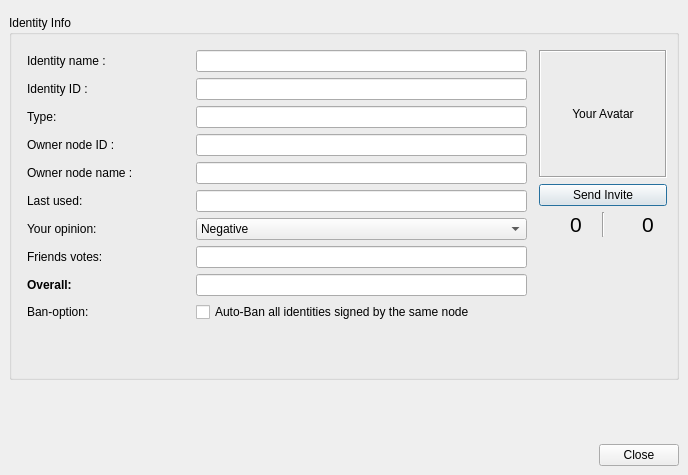
Above: retroshare-gui/src/gui/Identity/IdDetailsDialog.ui from RetroShare/RetroShare before the change. Below: the same form after it.
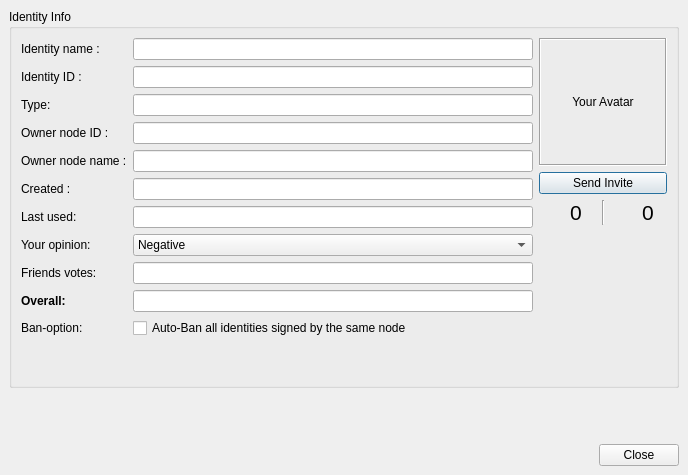
That is the form after the change. Icons and pictures are not drawn. Custom widgets are drawn as their Qt base class.

The edit to the form file:
```diff
--- a/retroshare-gui/src/gui/Identity/IdDetailsDialog.ui
+++ b/retroshare-gui/src/gui/Identity/IdDetailsDialog.ui
@@ -17,7 +17,7 @@
    <iconset resource="../images.qrc">
     <normaloff>:/images/logo/logo_32.png</normaloff>:/images/logo/logo_32.png</iconset>
   </property>
-  <layout class="QGridLayout" name="gridLayout_4">
+  <layout class="QGridLayout" name="gridLayout_3">
    <property name="leftMargin">
     <number>0</number>
    </property>
@@ -30,6 +30,9 @@
    <property name="bottomMargin">
     <number>0</number>
    </property>
+   <property name="spacing">
+    <number>0</number>
+   </property>
    <item row="0" column="0">
     <widget class="HeaderFrame" name="headerFrame">
      <property name="frameShape">
@@ -41,7 +44,7 @@
     </widget>
    </item>
    <item row="1" column="0">
-    <layout class="QHBoxLayout" name="horizontalLayout_2">
+    <layout class="QVBoxLayout" name="verticalLayout">
      <property name="leftMargin">
       <number>9</number>
      </property>
@@ -52,235 +55,99 @@
       <number>9</number>
      </property>
      <property name="bottomMargin">
-      <number>0</number>
+      <number>9</number>
      </property>
      <item>
       <widget class="QGroupBox" name="detailsGroupBox">
        <property name="title">
         <string>Identity Info</string>
        </property>
-       <layout class="QGridLayout" name="gridLayout_3">
-        <item row="0" column="0" rowspan="2">
-         <layout class="QGridLayout" name="gridLayout">
-          <property name="leftMargin">
-           <number>6</number>
+       <layout class="QGridLayout" name="gridLayout">
+        <item row="11" column="0" colspan="2">
+         <spacer name="verticalSpacer_2">
+          <property name="orientation">
+           <enum>Qt::Vertical</enum>
           </property>
-          <property name="topMargin">
-           <number>6</number>
+          <property name="sizeHint" stdset="0">
+           <size>
+            <width>20</width>
+            <height>40</height>
+           </size>
           </property>
-          <property name="rightMargin">
-           <number>6</number>
+         </spacer>
+        </item>
+        <item row="10" column="0">
+         <widget class="QLabel" name="banoption_label">
+          <property name="text">
+           <string>Ban-option:</string>
           </property>
-          <property name="bottomMargin">
-           <number>6</number>
+         </widget>
+        </item>
+        <item row="9" column="1">
+         <widget class="QLineEdit" name="overallOpinion_TF">
+          <property name="toolTip">
+           <string>&lt;html&gt;&lt;head/&gt;&lt;body&gt;&lt;p&gt;Overall reputation score, accounting for yours and your friends'.&lt;/p&gt;&lt;p&gt;Negative is bad, positive is good. Zero is neutral. If the score is too low,&lt;/p&gt;&lt;p&gt;the identity is flagged as bad, and will be filtered out in forums, chat lobbies,&lt;/p&gt;&lt;p&gt;channels, etc.&lt;/p&gt;&lt;/body&gt;&lt;/html&gt;</string>
           </property>
-          <item row="9" column="0">
-           <widget class="QLabel" name="label_2">
-            <property name="font">
-             <font>
-              <weight>75</weight>
-              <bold>true</bold>
-             </font>
-            </property>
-            <property name="text">
-             <string>Overall:</string>
-            </property>
-           </widget>
-          </item>
-          <item row="8" column="0">
-           <widget class="QLabel" name="label_5">
-            <property name="text">
-             <string>Friends votes:</string>
-            </property>
-           </widget>
-          </item>
-          <item row="7" column="0">
-           <widget class="QLabel" name="label_6">
-            <property name="text">
-             <string>Your opinion:</string>
-            </property>
-           </widget>
-          </item>
-          <item row="7" column="1" colspan="2">
-           <widget class="QComboBox" name="ownOpinion_CB">
-            <property name="sizePolicy">
-             <sizepolicy hsizetype="Expanding" vsizetype="Fixed">
-              <horstretch>0</horstretch>
-              <verstretch>0</verstretch>
-             </sizepolicy>
-            </property>
-            <property name="toolTip">
-             <string>&lt;!DOCTYPE HTML PUBLIC &quot;-//W3C//DTD HTML 4.0//EN&quot; &quot;http://www.w3.org/TR/REC-html40/strict.dtd&quot;&gt;
-&lt;html&gt;&lt;head&gt;&lt;meta name=&quot;qrichtext&quot; content=&quot;1&quot; /&gt;&lt;style type=&quot;text/css&quot;&gt;
-p, li { white-space: pre-wrap; }
-&lt;/style&gt;&lt;/head&gt;&lt;body style=&quot; font-family:'MS Shell Dlg 2'; font-size:8pt; font-weight:400; font-style:normal;&quot;&gt;
-&lt;p style=&quot; margin-top:0px; margin-bottom:0px; margin-left:0px; margin-right:0px; -qt-block-indent:0; text-indent:0px;&quot;&gt;&lt;span style=&quot; font-family:'Sans'; font-size:9pt;&quot;&gt;Your own opinion about an identity rules the visibility of that identity for yourself and your friend nodes. Your own opinion is shared among friends and used to compute a reputation score: If your opinion about an identity is neutral, the reputation score is the average of your friend's opinions. If not, your own opinion gives the score.&lt;/span&gt;&lt;/p&gt;
-&lt;p style=&quot; margin-top:12px; margin-bottom:12px; margin-left:0px; margin-right:0px; -qt-block-indent:0; text-indent:0px;&quot;&gt;&lt;span style=&quot; font-family:'Sans'; font-size:9pt;&quot;&gt;The overall score is used in chat lobbies, forums and channels to decide on the actions to take for each specific identity. When the overall score is lower than -0.6, the identity is banned, which prevents all messages and forums/channels authored by this identity to be forwarded, both ways. Some forums also have special anti-spam flags that require a higher reputation level, making them more sensitive to bad opinions. Banned identities gradually lose their activity and eventually disappear (after 30 days). &lt;/span&gt;&lt;/p&gt;&lt;/body&gt;&lt;/html&gt;</string>
-            </property>
-            <property name="currentIndex">
-             <number>0</number>
-            </property>
-            <item>
-             <property name="text">
-              <string>Negative</string>
-             </property>
-             <property name="icon">
-              <iconset resource="../icons.qrc">
-               <normaloff>:/icons/png/thumbs-down.png</normaloff>:/icons/png/thumbs-down.png</iconset>
-             </property>
-            </item>
-            <item>
-             <property name="text">
-              <string>Neutral</string>
-             </property>
-             <property name="icon">
-              <iconset resource="../icons.qrc">
-               <normaloff>:/icons/png/thumbs-neutral.png</normaloff>:/icons/png/thumbs-neutral.png</iconset>
-             </property>
-            </item>
-            <item>
-             <property name="text">
-              <string>Positive</string>
-             </property>
-             <property name="icon">
-              <iconset resource="../icons.qrc">
-               <normaloff>:/icons/png/thumbs-up.png</normaloff>:/icons/png/thumbs-up.png</iconset>
-             </property>
-            </item>
-           </widget>
-          </item>
-          <item row="8" column="1" colspan="2">
-           <widget class="QLineEdit" name="neighborNodesOpinion_TF">
-            <property name="toolTip">
-             <string>&lt;html&gt;&lt;head/&gt;&lt;body&gt;&lt;p&gt;Average opinion of neighbor nodes about this identity. Negative is bad,&lt;/p&gt;&lt;p&gt;positive is good. Zero is neutral.&lt;/p&gt;&lt;/body&gt;&lt;/html&gt;</string>
-            </property>
-            <property name="readOnly">
-             <bool>true</bool>
-            </property>
-           </widget>
-          </item>
-          <item row="9" column="1" colspan="2">
-           <widget class="QLineEdit" name="overallOpinion_TF">
-            <property name="toolTip">
-             <string>&lt;html&gt;&lt;head/&gt;&lt;body&gt;&lt;p&gt;Overall reputation score, accounting for yours and your friends'.&lt;/p&gt;&lt;p&gt;Negative is bad, positive is good. Zero is neutral. If the score is too low,&lt;/p&gt;&lt;p&gt;the identity is flagged as bad, and will be filtered out in forums, chat lobbies,&lt;/p&gt;&lt;p&gt;channels, etc.&lt;/p&gt;&lt;/body&gt;&lt;/html&gt;</string>
-            </property>
-            <property name="readOnly">
-             <bool>true</bool>
-            </property>
-           </widget>
-          </item>
-          <item row="4" column="0">
-           <widget class="QLabel" name="PgpId_LB">
-            <property name="text">
-             <string>Owner node ID :</string>
-            </property>
-           </widget>
-          </item>
-          <item row="3" column="0">
-           <widget class="QLabel" name="label_3">
-            <property name="text">
-             <string>Type:</string>
-            </property>
-           </widget>
-          </item>
-          <item row="5" column="0">
-           <widget class="QLabel" name="PgpName_LB">
-            <property name="text">
-             <string>Owner node name :</string>
-            </property>
-           </widget>
-          </item>
-          <item row="1" column="0">
-           <widget class="QLabel" name="label">
-            <property name="text">
-             <string>Identity name :</string>
-            </property>
-           </widget>
-          </item>
-          <item row="2" column="0">
-           <widget class="QLabel" name="label_4">
-            <property name="text">
-             <string>Identity ID :</string>
-            </property>
-           </widget>
-          </item>
-          <item row="6" column="0">
-           <widget class="QLabel" name="label_7">
-            <property name="text">
-             <string>Last used:</string>
-            </property>
-           </widget>
-          </item>
-          <item row="10" column="0">
-           <widget class="QLabel" name="banoption_label">
-            <property name="text">
-             <string>Ban-option:</string>
-            </property>
-           </widget>
-          </item>
-          <item row="10" column="1" colspan="2">
-           <widget class="QCheckBox" name="autoBanIdentities_CB">
-            <property name="text">
-             <string>Auto-Ban all identities signed by the same node</string>
-            </property>
-           </widget>
-          </item>
-          <item row="6" column="1" colspan="2">
-           <widget class="QLineEdit" name="lineEdit_LastUsed">
-            <property name="enabled">
-             <bool>true</bool>
-            </property>
-            <property name="readOnly">
-             <bool>true</bool>
-            </property>
-           </widget>
-          </item>
-          <item row="5" column="1" colspan="2">
-           <widget class="QLineEdit" name="lineEdit_GpgName">
-            <property name="enabled">
-             <bool>true</bool>
-            </property>
-            <property name="readOnly">
-             <bool>true</bool>
-            </property>
-           </widget>
-          </item>
-          <item row="4" column="1" colspan="2">
-           <widget class="QLineEdit" name="lineEdit_GpgId">
-            <property name="enabled">
-             <bool>true</bool>
-            </property>
-            <property name="readOnly">
-             <bool>true</bool>
-            </property>
-           </widget>
-          </item>
-          <item row="3" column="1" colspan="2">
-           <widget class="QLineEdit" name="lineEdit_Type"/>
-          </item>
-          <item row="2" column="1" colspan="2">
-           <widget class="QLineEdit" name="lineEdit_KeyId">
-            <property name="enabled">
-             <bool>true</bool>
-            </property>
-            <property name="readOnly">
-             <bool>true</bool>
-            </property>
-           </widget>
-          </item>
-          <item row="1" column="1" colspan="2">
-           <widget class="QLineEdit" name="lineEdit_Nickname">
-            <property name="enabled">
-             <bool>true</bool>
-            </property>
-            <property name="readOnly">
-             <bool>true</bool>
-            </property>
-           </widget>
-          </item>
-         </layout>
+          <property name="readOnly">
+           <bool>true</bool>
+          </property>
+         </widget>
         </item>
-        <item row="1" column="1">
+        <item row="10" column="1">
+         <widget class="QCheckBox" name="autoBanIdentities_CB">
+          <property name="text">
+           <string>Auto-Ban all identities signed by the same node</string>
+          </property>
+         </widget>
+        </item>
+        <item row="9" column="0">
+         <widget class="QLabel" name="label_2">
+          <property name="font">
+           <font>
+            <weight>75</weight>
+            <bold>true</bold>
+           </font>
+          </property>
+          <property name="text">
+           <string>Overall:</string>
+          </property>
+         </widget>
+        </item>
+        <item row="2" column="0">
+         <widget class="QLabel" name="label_3">
+          <property name="text">
+           <string>Type:</string>
+          </property>
+         </widget>
+        </item>
+        <item row="1" column="0">
+         <widget class="QLabel" name="label_4">
+          <property name="text">
+           <string>Identity ID :</string>
+          </property>
+         </widget>
+        </item>
+        <item row="2" column="1">
+         <widget class="QLineEdit" name="lineEdit_Type"/>
+        </item>
+        <item row="3" column="0">
+         <widget class="QLabel" name="PgpId_LB">
+          <property name="text">
+           <string>Owner node ID :</string>
+          </property>
+         </widget>
+        </item>
+        <item row="3" column="1">
+         <widget class="QLineEdit" name="lineEdit_GpgId">
+          <property name="enabled">
+           <bool>true</bool>
+          </property>
+          <property name="readOnly">
+           <bool>true</bool>
+          </property>
+         </widget>
+        </item>
+        <item row="0" column="2" rowspan="12">
          <layout class="QGridLayout" name="gridLayout_2">
           <property name="sizeConstraint">
            <enum>QLayout::SetDefaultConstraint</enum>
@@ -426,22 +293,169 @@
           </item>
          </layout>
         </item>
-        <item row="3" column="0" colspan="2">
-         <spacer name="verticalSpacer_2">
-          <property name="orientation">
-           <enum>Qt::Vertical</enum>
+        <item row="4" column="0">
+         <widget class="QLabel" name="PgpName_LB">
+          <property name="text">
+           <string>Owner node name :</string>
           </property>
-          <property name="sizeHint" stdset="0">
-           <size>
-            <width>20</width>
-            <height>40</height>
-           </size>
+         </widget>
+        </item>
+        <item row="4" column="1">
+         <widget class="QLineEdit" name="lineEdit_GpgName">
+          <property name="enabled">
+           <bool>true</bool>
           </property>
-         </spacer>
+          <property name="readOnly">
+           <bool>true</bool>
+          </property>
+         </widget>
+        </item>
+        <item row="6" column="0">
+         <widget class="QLabel" name="label_7">
+          <property name="text">
+           <string>Last used:</string>
+          </property>
+         </widget>
+        </item>
+        <item row="6" column="1">
+         <widget class="QLineEdit" name="lineEdit_LastUsed">
+          <property name="enabled">
+           <bool>true</bool>
+          </property>
+          <property name="readOnly">
+           <bool>true</bool>
+          </property>
+         </widget>
+        </item>
+        <item row="0" column="0">
+         <widget class="QLabel" name="label">
+          <property name="text">
+           <string>Identity name :</string>
+          </property>
+         </widget>
+        </item>
+        <item row="0" column="1">
+         <widget class="QLineEdit" name="lineEdit_Nickname">
+          <property name="enabled">
+           <bool>true</bool>
+          </property>
+          <property name="readOnly">
+           <bool>true</bool>
+          </property>
+         </widget>
+        </item>
+        <item row="1" column="1">
+         <widget class="QLineEdit" name="lineEdit_KeyId">
+          <property name="enabled">
+           <bool>true</bool>
+          </property>
+          <property name="readOnly">
+           <bool>true</bool>
+          </property>
+         </widget>
+        </item>
+        <item row="8" column="0">
+         <widget class="QLabel" name="label_5">
+          <property name="text">
+           <string>Friends votes:</string>
+          </property>
+         </widget>
+        </item>
+        <item row="7" column="1">
+         <widget class="QComboBox" name="ownOpinion_CB">
+          <property name="sizePolicy">
+           <sizepolicy hsizetype="Expanding" vsizetype="Fixed">
+            <horstretch>0</horstretch>
+            <verstretch>0</verstretch>
+           </sizepolicy>
+          </property>
+          <property name="toolTip">
+           <string>&lt;!DOCTYPE HTML PUBLIC &quot;-//W3C//DTD HTML 4.0//EN&quot; &quot;http://www.w3.org/TR/REC-html40/strict.dtd&quot;&gt;
+&lt;html&gt;&lt;head&gt;&lt;meta name=&quot;qrichtext&quot; content=&quot;1&quot; /&gt;&lt;style type=&quot;text/css&quot;&gt;
+p, li { white-space: pre-wrap; }
+&lt;/style&gt;&lt;/head&gt;&lt;body style=&quot; font-family:'MS Shell Dlg 2'; font-size:8pt; font-weight:400; font-style:normal;&quot;&gt;
+&lt;p style=&quot; margin-top:0px; margin-bottom:0px; margin-left:0px; margin-right:0px; -qt-block-indent:0; text-indent:0px;&quot;&gt;&lt;span style=&quot; font-family:'Sans'; font-size:9pt;&quot;&gt;Your own opinion about an identity rules the visibility of that identity for yourself and your friend nodes. Your own opinion is shared among friends and used to compute a reputation score: If your opinion about an identity is neutral, the reputation score is the average of your friend's opinions. If not, your own opinion gives the score.&lt;/span&gt;&lt;/p&gt;
+&lt;p style=&quot; margin-top:12px; margin-bottom:12px; margin-left:0px; margin-right:0px; -qt-block-indent:0; text-indent:0px;&quot;&gt;&lt;span style=&quot; font-family:'Sans'; font-size:9pt;&quot;&gt;The overall score is used in chat lobbies, forums and channels to decide on the actions to take for each specific identity. When the overall score is lower than -0.6, the identity is banned, which prevents all messages and forums/channels authored by this identity to be forwarded, both ways. Some forums also have special anti-spam flags that require a higher reputation level, making them more sensitive to bad opinions. Banned identities gradually lose their activity and eventually disappear (after 30 days). &lt;/span&gt;&lt;/p&gt;&lt;/body&gt;&lt;/html&gt;</string>
+          </property>
+          <property name="currentIndex">
+           <number>0</number>
+          </property>
+          <item>
+           <property name="text">
+            <string>Negative</string>
+           </property>
+           <property name="icon">
+            <iconset resource="../icons.qrc">
+             <normaloff>:/icons/png/thumbs-down.png</normaloff>:/icons/png/thumbs-down.png</iconset>
+           </property>
+          </item>
+          <item>
+           <property name="text">
+            <string>Neutral</string>
+           </property>
+           <property name="icon">
+            <iconset resource="../icons.qrc">
+             <normaloff>:/icons/png/thumbs-neutral.png</normaloff>:/icons/png/thumbs-neutral.png</iconset>
+           </property>
+          </item>
+          <item>
+           <property name="text">
+            <string>Positive</string>
+           </property>
+           <property name="icon">
+            <iconset resource="../icons.qrc">
+             <normaloff>:/icons/png/thumbs-up.png</normaloff>:/icons/png/thumbs-up.png</iconset>
+           </property>
+          </item>
+         </widget>
+        </item>
+        <item row="7" column="0">
+         <widget class="QLabel" name="label_6">
+          <property name="text">
+           <string>Your opinion:</string>
+          </property>
+         </widget>
+        </item>
+        <item row="8" column="1">
+         <widget class="QLineEdit" name="neighborNodesOpinion_TF">
+          <property name="toolTip">
+           <string>&lt;html&gt;&lt;head/&gt;&lt;body&gt;&lt;p&gt;Average opinion of neighbor nodes about this identity. Negative is bad,&lt;/p&gt;&lt;p&gt;positive is good. Zero is neutral.&lt;/p&gt;&lt;/body&gt;&lt;/html&gt;</string>
+          </property>
+          <property name="readOnly">
+           <bool>true</bool>
+          </property>
+         </widget>
+        </item>
+        <item row="5" column="1">
+         <widget class="QLineEdit" name="lineEdit_Created">
+          <property name="readOnly">
+           <bool>true</bool>
+          </property>
+         </widget>
+        </item>
+        <item row="5" column="0">
+         <widget class="QLabel" name="label_10">
+          <property name="text">
+           <string>Created :</string>
+          </property>
+         </widget>
         </item>
        </layout>
       </widget>
      </item>
+     <item>
+      <spacer name="verticalSpacer">
+       <property name="orientation">
+        <enum>Qt::Vertical</enum>
+       </property>
+       <property name="sizeHint" stdset="0">
+        <size>
+         <width>20</width>
+         <height>40</height>
+        </size>
+       </property>
+      </spacer>
+     </item>
     </layout>
    </item>
    <item row="3" column="0">
@@ -483,19 +497,6 @@
      </item>
     </layout>
    </item>
-   <item row="2" column="0">
-    <spacer name="verticalSpacer">
-     <property name="orientation">
-      <enum>Qt::Vertical</enum>
-     </property>
-     <property name="sizeHint" stdset="0">
-      <size>
-       <width>20</width>
-       <height>40</height>
-      </size>
-     </property>
-    </spacer>
-   </item>
   </layout>
  </widget>
  <customwidgets>
```
Left out of the diff: 2 changed lines with no effect on the pictures.
